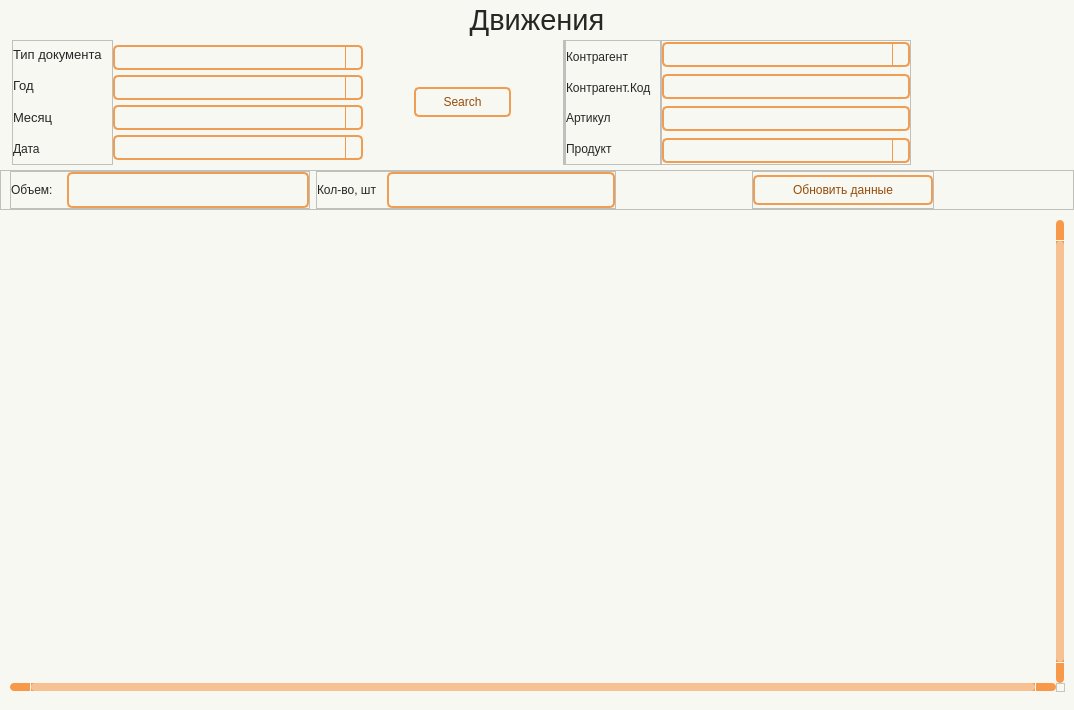
The window that wind/pages/moves.ui (Masik84/Daily_Report_QT) describes before a commit, drawn with Qt 5.
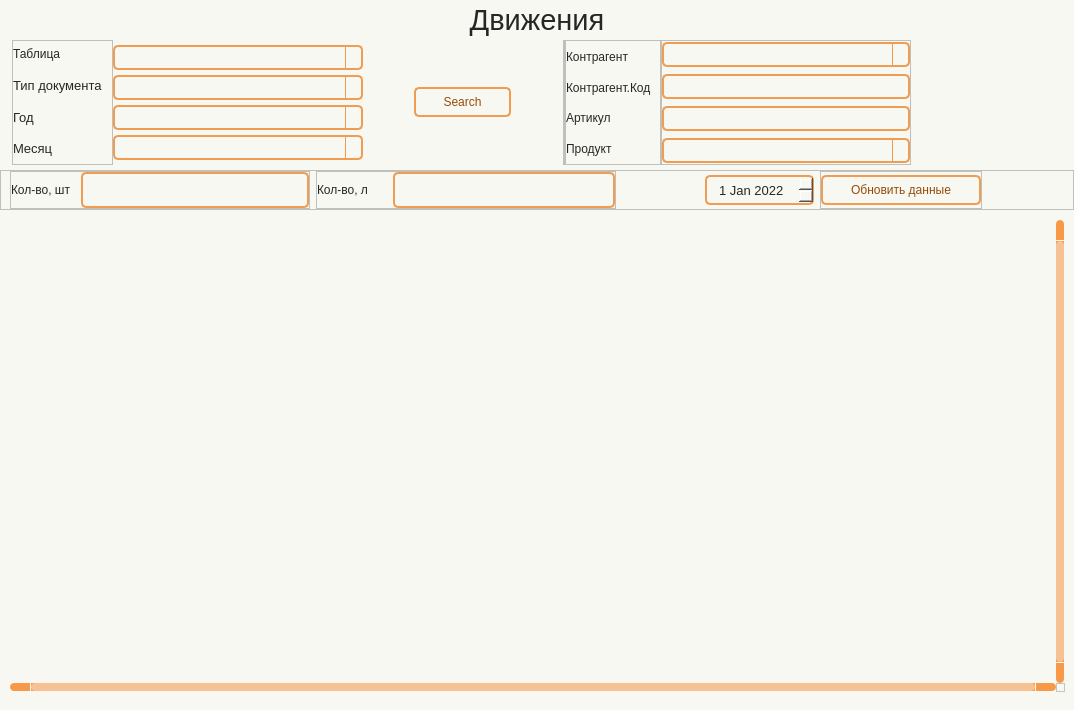
The same window after the commit. Icons and pictures are not drawn.

Commit message: moves created

Patch:
```diff
--- a/wind/pages/moves.ui
+++ b/wind/pages/moves.ui
@@ -227,7 +227,39 @@
 
  QScrollBar::add-page:vertical, QScrollBar::sub-page:vertical {
      background: none;
- }</string>
+ }
+
+QDateEdit {
+    background-color: #f8f8f2;
+    border-radius: 5px;
+    border: 2px solid #f09d54;
+    padding-left: 10px;
+    color: #262626;
+    font: 10pt &quot;Tahoma&quot;;
+}
+
+QDateEdit:hover {
+    border: 2px solid #f28223;
+}
+
+QDateEdit:focus {
+    border: 2px solid #f28223;
+}
+
+QDateEdit::drop-down {
+    subcontrol-origin: padding;
+    subcontrol-position: top right;
+    width: 15px;
+    border-left-width: 1px;
+    border-left-color: #f8994a;
+    border-left-style: solid;
+    border-top-right-radius: 3px;
+    border-bottom-right-radius: 3px;
+}
+
+QDateEdit::down-arrow {
+    image: url(:/icon/icon/chevron-down — копия — копия.svg);
+}</string>
   </property>
   <layout class="QHBoxLayout" name="horizontalLayout">
    <property name="leftMargin">
@@ -350,6 +382,13 @@
             <property name="bottomMargin">
              <number>3</number>
             </property>
+            <item>
+             <widget class="QLabel" name="label_4">
+              <property name="text">
+               <string>Таблица</string>
+              </property>
+             </widget>
+            </item>
             <item>
              <widget class="QLabel" name="label_3">
               <property name="font">
@@ -395,13 +434,6 @@
               </property>
              </widget>
             </item>
-            <item>
-             <widget class="QLabel" name="label_4">
-              <property name="text">
-               <string>Дата</string>
-              </property>
-             </widget>
-            </item>
            </layout>
           </widget>
          </item>
@@ -810,76 +842,7 @@
           <number>0</number>
          </property>
          <item>
-          <widget class="QFrame" name="frame_Vol">
-           <property name="minimumSize">
-            <size>
-             <width>300</width>
-             <height>0</height>
-            </size>
-           </property>
-           <property name="frameShape">
-            <enum>QFrame::Shape::StyledPanel</enum>
-           </property>
-           <property name="frameShadow">
-            <enum>QFrame::Shadow::Raised</enum>
-           </property>
-           <layout class="QHBoxLayout" name="horizontalLayout_4">
-            <property name="leftMargin">
-             <number>0</number>
-            </property>
-            <property name="topMargin">
-             <number>0</number>
-            </property>
-            <property name="rightMargin">
-             <number>0</number>
-            </property>
-            <property name="bottomMargin">
-             <number>0</number>
-            </property>
-            <item>
-             <widget class="QLabel" name="label_9">
-              <property name="minimumSize">
-               <size>
-                <width>50</width>
-                <height>0</height>
-               </size>
-              </property>
-              <property name="maximumSize">
-               <size>
-                <width>50</width>
-                <height>16777215</height>
-               </size>
-              </property>
-              <property name="text">
-               <string>Объем:</string>
-              </property>
-             </widget>
-            </item>
-            <item>
-             <widget class="QLabel" name="label_Volume">
-              <property name="styleSheet">
-               <string notr="true">QLabel {
-	background-color: #f8f8f2;
-	border-radius: 5px;
-	border: 2px solid #f09d54;
-	padding-left: 10px;
-	color: #964b09;
-	font: 700 10pt &quot;Tahoma&quot;;
-}</string>
-              </property>
-              <property name="text">
-               <string/>
-              </property>
-              <property name="alignment">
-               <set>Qt::AlignmentFlag::AlignCenter</set>
-              </property>
-             </widget>
-            </item>
-           </layout>
-          </widget>
-         </item>
-         <item>
-          <widget class="QFrame" name="frame_Revenue">
+          <widget class="QFrame" name="frame_pcs">
            <property name="minimumSize">
             <size>
              <width>300</width>
@@ -950,6 +913,75 @@
            </layout>
           </widget>
          </item>
+         <item>
+          <widget class="QFrame" name="frame_Vol">
+           <property name="minimumSize">
+            <size>
+             <width>300</width>
+             <height>0</height>
+            </size>
+           </property>
+           <property name="frameShape">
+            <enum>QFrame::Shape::StyledPanel</enum>
+           </property>
+           <property name="frameShadow">
+            <enum>QFrame::Shadow::Raised</enum>
+           </property>
+           <layout class="QHBoxLayout" name="horizontalLayout_4">
+            <property name="leftMargin">
+             <number>0</number>
+            </property>
+            <property name="topMargin">
+             <number>0</number>
+            </property>
+            <property name="rightMargin">
+             <number>0</number>
+            </property>
+            <property name="bottomMargin">
+             <number>0</number>
+            </property>
+            <item>
+             <widget class="QLabel" name="label_9">
+              <property name="minimumSize">
+               <size>
+                <width>70</width>
+                <height>0</height>
+               </size>
+              </property>
+              <property name="maximumSize">
+               <size>
+                <width>50</width>
+                <height>16777215</height>
+               </size>
+              </property>
+              <property name="text">
+               <string>Кол-во, л</string>
+              </property>
+             </widget>
+            </item>
+            <item>
+             <widget class="QLabel" name="label_Volume">
+              <property name="styleSheet">
+               <string notr="true">QLabel {
+	background-color: #f8f8f2;
+	border-radius: 5px;
+	border: 2px solid #f09d54;
+	padding-left: 10px;
+	color: #964b09;
+	font: 700 10pt &quot;Tahoma&quot;;
+}</string>
+              </property>
+              <property name="text">
+               <string/>
+              </property>
+              <property name="alignment">
+               <set>Qt::AlignmentFlag::AlignCenter</set>
+              </property>
+             </widget>
+            </item>
+           </layout>
+          </widget>
+         </item>
          <item>
           <spacer name="horizontalSpacer_4">
            <property name="orientation">
@@ -963,11 +995,36 @@
            </property>
           </spacer>
          </item>
+         <item>
+          <widget class="QDateEdit" name="date_Start">
+           <property name="minimumSize">
+            <size>
+             <width>0</width>
+             <height>30</height>
+            </size>
+           </property>
+           <property name="font">
+            <font>
+             <family>Tahoma</family>
+             <pointsize>10</pointsize>
+             <italic>false</italic>
+             <bold>false</bold>
+            </font>
+           </property>
+           <property name="minimumDate">
+            <date>
+             <year>2022</year>
+             <month>1</month>
+             <day>1</day>
+            </date>
+           </property>
+          </widget>
+         </item>
          <item>
           <widget class="QFrame" name="frame_8">
            <property name="minimumSize">
             <size>
-             <width>182</width>
+             <width>162</width>
              <height>0</height>
             </size>
            </property>
@@ -997,13 +1054,13 @@
              <widget class="QPushButton" name="btn_refresh">
               <property name="minimumSize">
                <size>
-                <width>180</width>
+                <width>160</width>
                 <height>30</height>
                </size>
               </property>
               <property name="maximumSize">
                <size>
-                <width>180</width>
+                <width>160</width>
                 <height>16777215</height>
                </size>
               </property>
```
Left out of the diff: 22 changed lines with no effect on the pictures. The commit also changes 9 other files.
